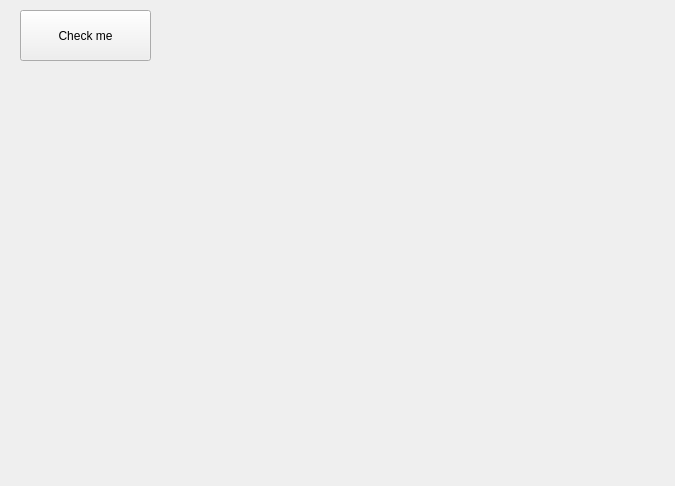
Above: app/ui/main_window.ui from SHIINASAMA/pyside_template before the change. Below: the same form after it.
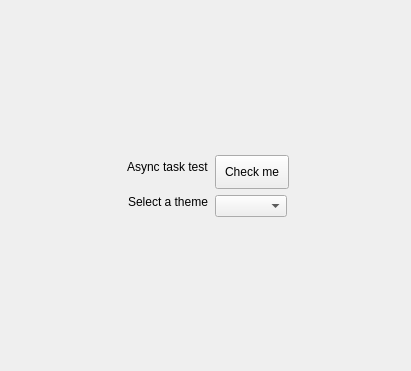
That is the form after the change.

Commit message: Add method to generate __init__.py files in resource subdirectories Add ThemeManager class for dynamic theme management and system synchronization

What changed in the file:
```diff
--- a/app/ui/main_window.ui
+++ b/app/ui/main_window.ui
@@ -6,27 +6,67 @@
    <rect>
     <x>0</x>
     <y>0</y>
-    <width>675</width>
-    <height>486</height>
+    <width>411</width>
+    <height>371</height>
    </rect>
   </property>
-  <property name="windowTitle">
-   <string>MainWindow</string>
+  <property name="styleSheet">
+   <string notr="true">QPushButton {
+    padding: 9px 9px 9px 9px;
+}</string>
   </property>
   <widget class="QWidget" name="centralwidget">
-   <widget class="QPushButton" name="pushButton">
-    <property name="geometry">
-     <rect>
-      <x>20</x>
-      <y>10</y>
-      <width>131</width>
-      <height>51</height>
-     </rect>
+   <layout class="QFormLayout" name="formLayout">
+    <property name="labelAlignment">
+     <set>Qt::AlignCenter</set>
     </property>
-    <property name="text">
-     <string>Check me</string>
+    <property name="formAlignment">
+     <set>Qt::AlignCenter</set>
     </property>
-   </widget>
+    <item row="0" column="1">
+     <widget class="QPushButton" name="pushButton">
+      <property name="sizePolicy">
+       <sizepolicy hsizetype="Fixed" vsizetype="Fixed">
+        <horstretch>0</horstretch>
+        <verstretch>0</verstretch>
+       </sizepolicy>
+      </property>
+      <property name="text">
+       <string>Check me</string>
+      </property>
+     </widget>
+    </item>
+    <item row="1" column="0">
+     <widget class="QLabel" name="label">
+      <property name="sizePolicy">
+       <sizepolicy hsizetype="Fixed" vsizetype="Fixed">
+        <horstretch>0</horstretch>
+        <verstretch>0</verstretch>
+       </sizepolicy>
+      </property>
+      <property name="text">
+       <string>Select a theme</string>
+      </property>
+     </widget>
+    </item>
+    <item row="1" column="1">
+     <widget class="QComboBox" name="themeComboBox">
+      <property name="sizePolicy">
+       <sizepolicy hsizetype="Fixed" vsizetype="Fixed">
+        <horstretch>0</horstretch>
+        <verstretch>0</verstretch>
+       </sizepolicy>
+      </property>
+     </widget>
+    </item>
+    <item row="0" column="0">
+     <widget class="QLabel" name="label_2">
+      <property name="text">
+       <string>Async task test</string>
+      </property>
+     </widget>
+    </item>
+   </layout>
   </widget>
  </widget>
  <resources/>
```
The commit also changes 5 other files.
